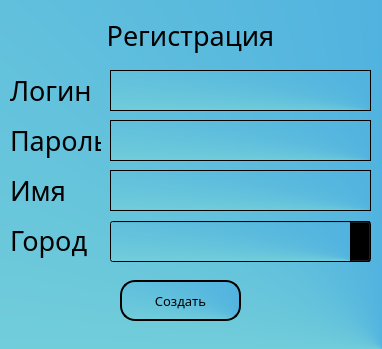
Qt form register.ui (Animila/PyWeather) before a commit.
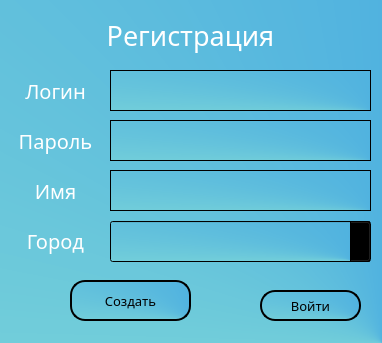
The same form after that commit.

Patch:
```diff
--- a/register.ui
+++ b/register.ui
@@ -7,7 +7,7 @@
     <x>0</x>
     <y>0</y>
     <width>382</width>
-    <height>349</height>
+    <height>343</height>
    </rect>
   </property>
   <property name="windowTitle">
@@ -39,7 +39,8 @@
      </font>
     </property>
     <property name="styleSheet">
-     <string notr="true">background-color: None;</string>
+     <string notr="true">background-color: None;
+color: rgb(255, 255, 255);</string>
     </property>
     <property name="text">
      <string>Регистрация</string>
@@ -75,15 +76,19 @@
     <property name="font">
      <font>
       <family>Dubai Medium</family>
-      <pointsize>20</pointsize>
+      <pointsize>15</pointsize>
      </font>
     </property>
     <property name="styleSheet">
-     <string notr="true">background-color: None;</string>
+     <string notr="true">background-color: None;
+color: rgb(255, 255, 255);</string>
     </property>
     <property name="text">
      <string>Логин</string>
     </property>
+    <property name="alignment">
+     <set>Qt::AlignCenter</set>
+    </property>
    </widget>
    <widget class="QTextEdit" name="password">
     <property name="geometry">
@@ -112,20 +117,24 @@
     <property name="font">
      <font>
       <family>Dubai Medium</family>
-      <pointsize>20</pointsize>
+      <pointsize>15</pointsize>
      </font>
     </property>
     <property name="styleSheet">
-     <string notr="true">background-color: None;</string>
+     <string notr="true">background-color: None;
+color: rgb(255, 255, 255);</string>
     </property>
     <property name="text">
      <string>Пароль</string>
     </property>
+    <property name="alignment">
+     <set>Qt::AlignCenter</set>
+    </property>
    </widget>
    <widget class="QPushButton" name="check">
     <property name="geometry">
      <rect>
-      <x>120</x>
+      <x>70</x>
       <y>280</y>
       <width>121</width>
       <height>41</height>
@@ -179,15 +188,19 @@
     <property name="font">
      <font>
       <family>Dubai Medium</family>
-      <pointsize>20</pointsize>
+      <pointsize>15</pointsize>
      </font>
     </property>
     <property name="styleSheet">
-     <string notr="true">background-color: None;</string>
+     <string notr="true">background-color: None;
+color: rgb(255, 255, 255);</string>
     </property>
     <property name="text">
      <string>Город</string>
     </property>
+    <property name="alignment">
+     <set>Qt::AlignCenter</set>
+    </property>
    </widget>
    <widget class="QLabel" name="label_5">
     <property name="geometry">
@@ -201,15 +214,19 @@
     <property name="font">
      <font>
       <family>Dubai Medium</family>
-      <pointsize>20</pointsize>
+      <pointsize>15</pointsize>
      </font>
     </property>
     <property name="styleSheet">
-     <string notr="true">background-color: None;</string>
+     <string notr="true">background-color: None;
+color: rgb(255, 255, 255);</string>
     </property>
     <property name="text">
      <string>Имя</string>
     </property>
+    <property name="alignment">
+     <set>Qt::AlignCenter</set>
+    </property>
    </widget>
    <widget class="QTextEdit" name="name">
     <property name="geometry">
@@ -226,6 +243,33 @@
      </font>
     </property>
    </widget>
+   <widget class="QPushButton" name="check_2">
+    <property name="geometry">
+     <rect>
+      <x>260</x>
+      <y>290</y>
+      <width>101</width>
+      <height>31</height>
+     </rect>
+    </property>
+    <property name="font">
+     <font>
+      <family>Dubai Medium</family>
+      <pointsize>10</pointsize>
+     </font>
+    </property>
+    <property name="styleSheet">
+     <string notr="true">QPushButton {
+color: rgb(0, 0, 0);
+border-radius: 15px;
+border-style: outset;
+border-width: 1.5px;
+}</string>
+    </property>
+    <property name="text">
+     <string>Войти</string>
+    </property>
+   </widget>
   </widget>
  </widget>
  <resources/>
```
